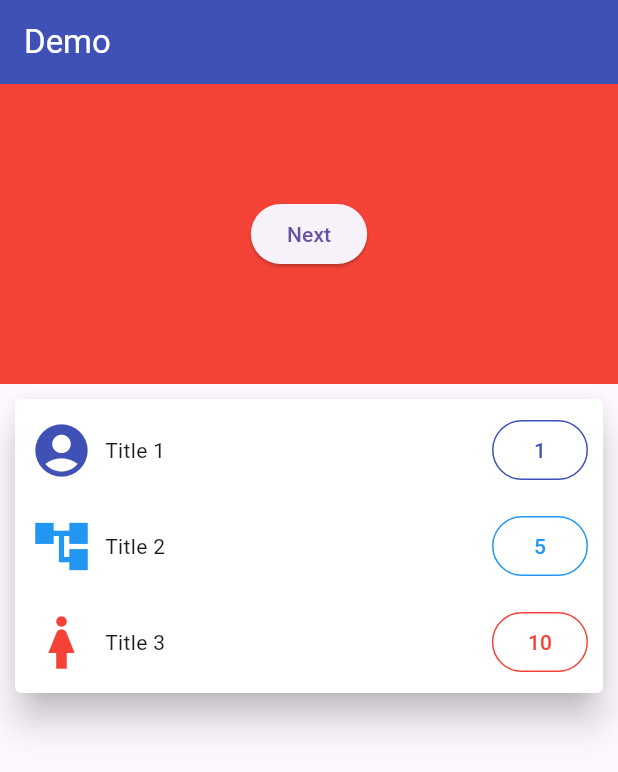
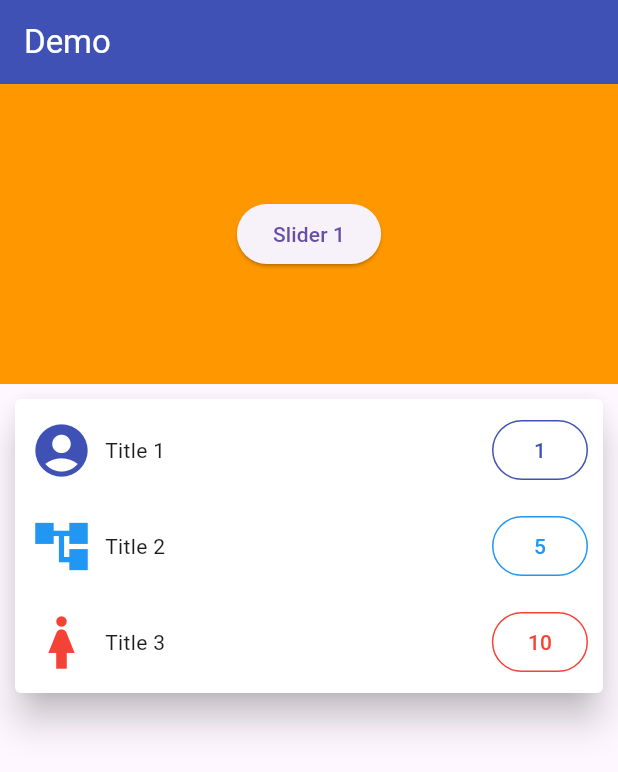
Before and after one commit to firojandev/slider-dashboard, a Flutter app: the screen it shows after launch, on a phone screen of 412 x 824 dp. Shown: the top 772 px of the screen. Run offline on Flutter 3.47's test engine with Material 3 defaults, Android fonts, the phone set to English and light mode, and no system bars.

Commit message:
dynamic slider is added

```diff
--- a/lib/dashboard/dashboard.dart
+++ b/lib/dashboard/dashboard.dart
@@ -1,4 +1,6 @@
 import 'package:dashboard_slider/dashboard/model/ItemModel.dart';
+import 'package:dashboard_slider/dashboard/model/slider_model.dart';
+import 'package:dashboard_slider/dashboard/my_slider_item.dart';
 import 'package:flutter/cupertino.dart';
 import 'package:flutter/material.dart';
 
@@ -6,17 +8,20 @@ import '../common/my_app_bar.dart';
 import 'item_row.dart';
 
 class Dashboard extends StatefulWidget {
-  const Dashboard(
-      {super.key,
+  const Dashboard({super.key,
     required this.sliderCardHeight,
     required this.pageTitle,
+    required this.sliderModels,
+    required this.onSliderSelected,
     required this.itemModels,
     required this.onItemSelected});
 
   final String pageTitle;
   final double sliderCardHeight;
+  final List<SliderModel> sliderModels;
   final List<ItemModel> itemModels;
 
+  final Function(SliderModel) onSliderSelected;
   final Function(ItemModel) onItemSelected;
 
   @override
@@ -37,44 +42,17 @@ class _DashboardState extends State<Dashboard> {
           children: [
             SizedBox(
                 height: widget.sliderCardHeight,
-              child: PageView(
+                child: PageView.builder(
                   controller: _pageController,
-                children: <Widget>[
-                  ColoredBox(
-                    color: Colors.red,
-                    child: Center(
-                      child: ElevatedButton(
-                        onPressed: () {
-                          if (_pageController.hasClients) {
-                            _pageController.animateToPage(
-                              1,
-                              duration: const Duration(milliseconds: 400),
-                              curve: Curves.easeInOut,
-                            );
-                          }
+                  itemCount: widget.sliderModels.length,
+                  itemBuilder: (context, index) {
+                    return MySliderItem(sliderModel: widget.sliderModels[index],
+                      onSliderSelected: (sliderModel) {
+                        widget.onSliderSelected.call(sliderModel);
+
+
+                      },);
                   },
-                        child: const Text('Next'),
-                      ),
-                    ),
-                  ),
-                  ColoredBox(
-                    color: Colors.blue,
-                    child: Center(
-                      child: ElevatedButton(
-                        onPressed: () {
-                          if (_pageController.hasClients) {
-                            _pageController.animateToPage(
-                              0,
-                              duration: const Duration(milliseconds: 400),
-                              curve: Curves.easeInOut,
-                            );
-                          }
-                        },
-                        child: const Text('Previous'),
-                      ),
-                    ),
-                  ),
-                ],
                 ),
             ),
             Card(
--- /dev/null
+++ b/lib/dashboard/model/slider_model.dart
@@ -0,0 +1,9 @@
+import 'package:flutter/material.dart';
+
+class SliderModel {
+  Color color;
+  String title;
+  String tag;
+
+  SliderModel(this.color, this.title, this.tag);
+}
--- /dev/null
+++ b/lib/dashboard/my_slider_item.dart
@@ -0,0 +1,31 @@
+import 'package:dashboard_slider/dashboard/model/slider_model.dart';
+import 'package:flutter/cupertino.dart';
+import 'package:flutter/material.dart';
+
+class MySliderItem extends StatefulWidget {
+  const MySliderItem(
+      {super.key, required this.sliderModel, required this.onSliderSelected});
+
+  final SliderModel sliderModel;
+  final Function(SliderModel) onSliderSelected;
+
+  @override
+  State<MySliderItem> createState() => _MySliderItemState();
+}
+
+class _MySliderItemState extends State<MySliderItem> {
+  @override
+  Widget build(BuildContext context) {
+    return ColoredBox(
+      color: widget.sliderModel.color,
+      child: Center(
+        child: ElevatedButton(
+          onPressed: () {
+            widget.onSliderSelected.call(widget.sliderModel);
+          },
+          child: Text(widget.sliderModel.title),
+        ),
+      ),
+    );
+  }
+}
--- a/lib/main.dart
+++ b/lib/main.dart
@@ -1,4 +1,5 @@
 import 'package:dashboard_slider/dashboard/dashboard.dart';
+import 'package:dashboard_slider/dashboard/model/slider_model.dart';
 import 'package:flutter/material.dart';
 
 import 'dashboard/model/ItemModel.dart';
@@ -17,6 +18,12 @@ class MyApp extends StatefulWidget {
 class _MyAppState extends State<MyApp> {
   String pageTitle = "Demo";
   double sliderCardHeight = 200;
+
+  List<SliderModel> sliderModels = [
+    SliderModel(Colors.orange, "Slider 1", "0"),
+    SliderModel(Colors.blue, "Slider 2", "1"),
+  ];
+
   List<ItemModel> myList = [
     ItemModel(Icons.account_circle, Colors.indigo, "Title 1", 1, "0"),
     ItemModel(Icons.account_tree, Colors.blue, "Title 2", 5, "1"),
@@ -28,13 +35,16 @@ class _MyAppState extends State<MyApp> {
     return MaterialApp(
       debugShowCheckedModeBanner: false,
       home: Dashboard(
-        pageTitle: pageTitle,
-        sliderCardHeight: sliderCardHeight,
-        itemModels: myList,
-        onItemSelected: (model) {
-          print(model.title);
-        },
-      ),
+          pageTitle: pageTitle,
+          sliderCardHeight: sliderCardHeight,
+          sliderModels: sliderModels,
+          onSliderSelected: (sliderModel) {
+            print(sliderModel.title);
+          },
+          itemModels: myList,
+          onItemSelected: (model) {
+            print(model.title);
+          }),
     );
   }
 }
```
Lines whose indentation alone changed are shown as unchanged.
